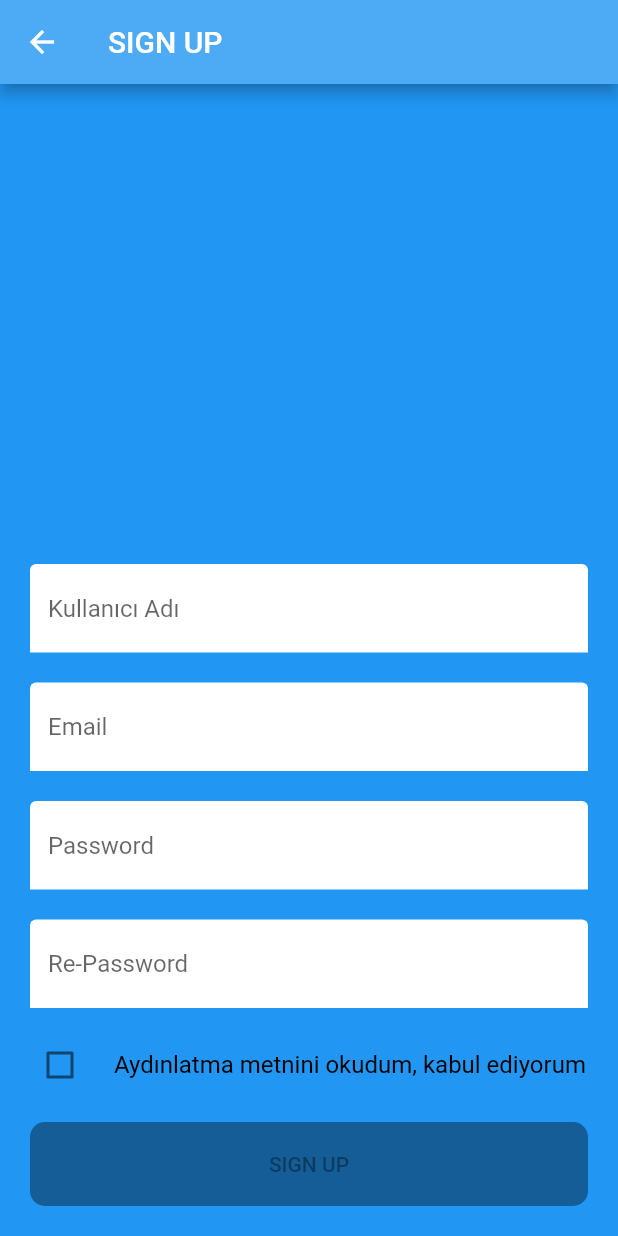
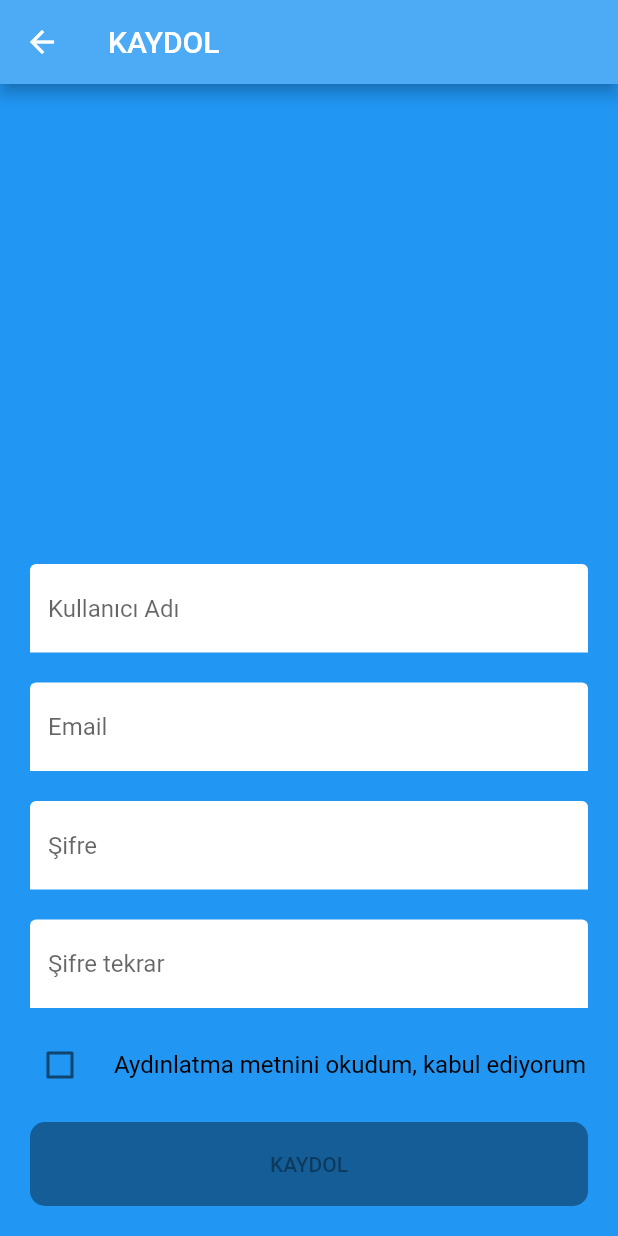
Before and after one commit to teambeca/beca-app, a Flutter app: the SignUpPage screen opened by its route, on a phone screen of 412 x 824 dp. Run offline on Flutter 3.47's test engine with Material 2 defaults, Android fonts, the phone set to English and light mode, and no system bars; our stand-ins replace auto_route, bloc, built_collection, built_value, chopper, equatable and 2 more; accounts and stored records are empty; generated files the repository leaves out were written again; network calls fail.

Commit message:
Eng text converted

```diff
--- a/lib/pages/auth/sign_in.dart
+++ b/lib/pages/auth/sign_in.dart
@@ -7,7 +7,7 @@ class SignInPage extends StatelessWidget {
   Widget build(BuildContext context) {
     return Scaffold(
       appBar: AppBar(
-        title: Text("SIGN IN"),
+        title: Text("GİRİŞ YAP"),
       ),
       body: GestureDetector(
         behavior: HitTestBehavior.translucent,
@@ -66,7 +66,7 @@ class SignInFormState extends State<SignInForm> {
                           topRight: Radius.circular(4)),
                     ),
                     filled: true,
-                    hintText: 'Username',
+                    hintText: 'Kullanıcı adı',
                   ),
                 ),
               ),
@@ -90,7 +90,7 @@ class SignInFormState extends State<SignInForm> {
                       ),
                     ),
                     filled: true,
-                    hintText: 'Password',
+                    hintText: 'Şifre',
                   ),
                 ),
               ),
@@ -113,7 +113,7 @@ class SignInFormState extends State<SignInForm> {
                             AuthSignIn(username: username, password: password));
                       }
                     },
-                    child: Text('SIGN IN'),
+                    child: Text('GİRİŞ YAP'),
                   ),
                 ),
               ),
--- a/lib/pages/auth/sign_up.dart
+++ b/lib/pages/auth/sign_up.dart
@@ -7,7 +7,7 @@ class SignUpPage extends StatelessWidget {
   Widget build(BuildContext context) {
     return Scaffold(
       appBar: AppBar(
-        title: Text("SIGN UP"),
+        title: Text("KAYDOL"),
       ),
       body: GestureDetector(
         behavior: HitTestBehavior.translucent,
@@ -119,7 +119,7 @@ class SignUpFormState extends State<SignUpForm> {
                         ),
                       ),
                       filled: true,
-                      hintText: 'Password',
+                      hintText: 'Şifre',
                     ),
                   ),
                 ),
@@ -132,7 +132,7 @@ class SignUpFormState extends State<SignUpForm> {
                       if (value.isEmpty) return 'Boş bırakmayınız';
                       String password = _passwordController.text;
                       if (value.compareTo(password) != 0)
-                        return 'Please enter same password';
+                        return 'Lütfen aynı şifreyi girin';
                       return null;
                     },
                     decoration: InputDecoration(
@@ -146,7 +146,7 @@ class SignUpFormState extends State<SignUpForm> {
                         ),
                       ),
                       filled: true,
-                      hintText: 'Re-Password',
+                      hintText: 'Şifre tekrar',
                     ),
                   ),
                 ),
@@ -203,7 +203,7 @@ class SignUpFormState extends State<SignUpForm> {
                               }
                             }
                           : null,
-                      child: Text('SIGN UP'),
+                      child: Text('KAYDOL'),
                     ),
                   ),
                 ),
--- a/lib/pages/auth/start.dart
+++ b/lib/pages/auth/start.dart
@@ -29,7 +29,7 @@ class StartPage extends StatelessWidget {
                   onPressed: () {
                     ExtendedNavigator.root.push(AuthRoutes.signInPage);
                   },
-                  child: Text("SIGN IN"),
+                  child: Text("GİRİŞ YAP"),
                 ),
               ),
             ),
@@ -46,14 +46,14 @@ class StartPage extends StatelessWidget {
                   onPressed: () {
                     ExtendedNavigator.root.push(AuthRoutes.signUpPage);
                   },
-                  child: Text("SIGN UP"),
+                  child: Text("KAYDOL"),
                 ),
               ),
             ),
             Padding(
               padding: const EdgeInsets.all(8.0),
               child: Text(
-                'OR',
+                'VEYA',
                 style: Theme.of(context)
                     .textTheme
                     .bodyText1
@@ -75,7 +75,7 @@ class StartPage extends StatelessWidget {
                         .add(AuthSignUpAnonymous());
                   },
                   child: Text(
-                    "CONTINUE ANONYMOUS",
+                    "ANONİM DEVAM ET",
                     style: TextStyle(color: Colors.white),
                   ),
                 ),
--- a/lib/pages/main/settings.dart
+++ b/lib/pages/main/settings.dart
@@ -49,7 +49,7 @@ class _SettingsPageState extends State<SettingsPage> {
                               BlocProvider.of<ThemeBloc>(context)
                                   .add(ThemeChanged(themeMain: e));
                             },
-                            title: Text(e.toString().split(".")[1]),
+                            title: Text(appThemeNameMap[e.toString()]), //e.toString().split(".")[1]
                           ),
                         ),
                       ],
```
Also changed, not shown: lib/utils/app_themes.dart (+7 -0 lines).
